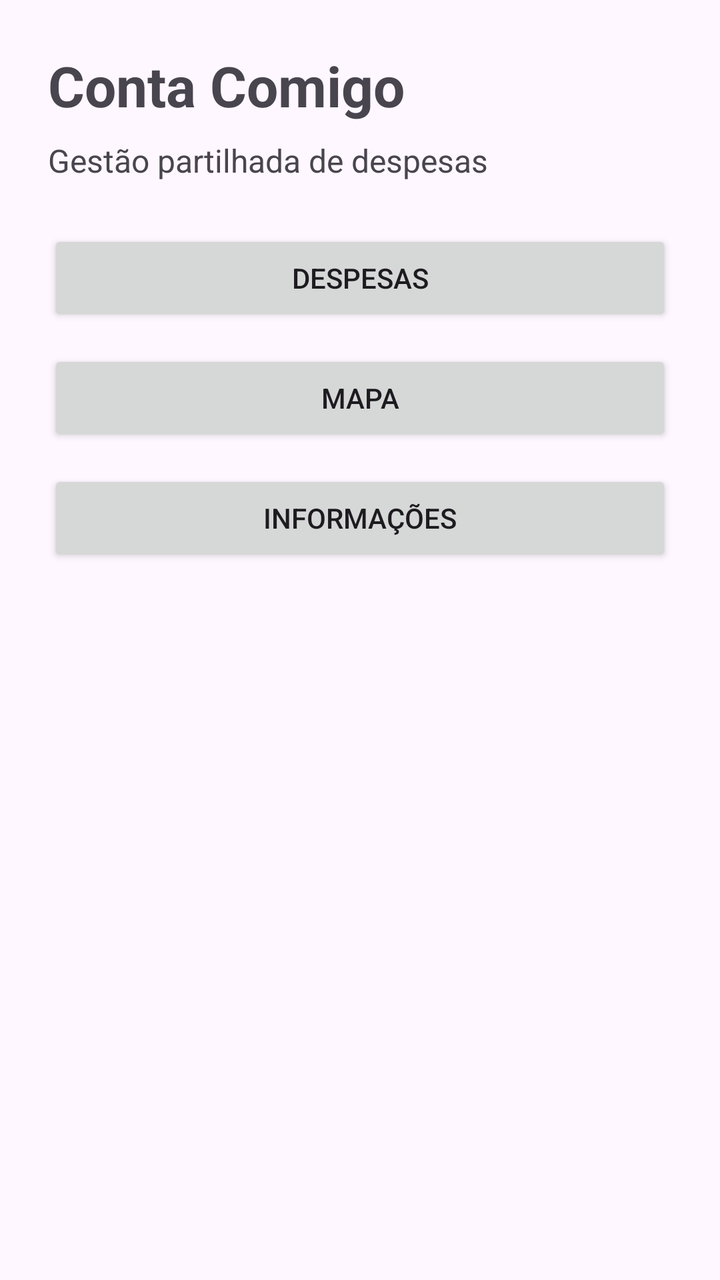
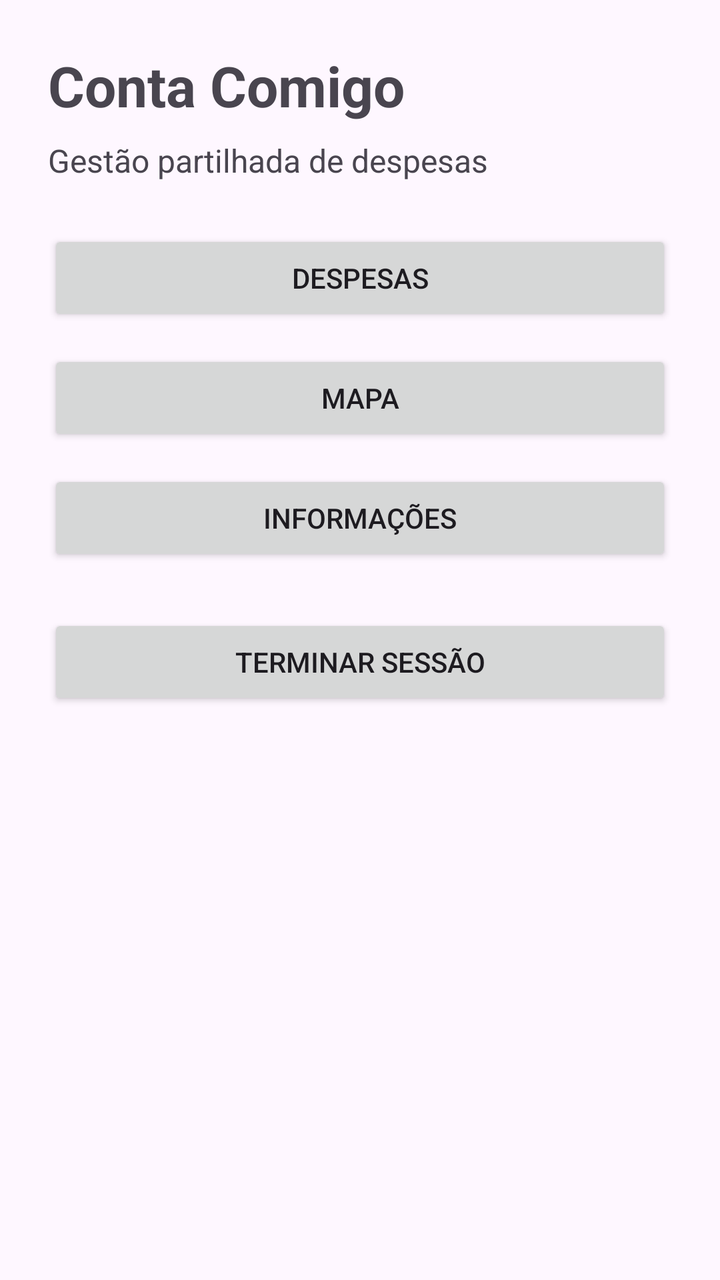

Two renders of the same Android screen: before a commit and after it. Below are the layout's source before the change and the commit's diff.
<!-- AndroidManifest.xml: application theme Theme.ContaComigo -->
<!-- res/layout/activity_main.xml -->
<?xml version="1.0" encoding="utf-8"?>
<androidx.constraintlayout.widget.ConstraintLayout
    xmlns:android="http://schemas.android.com/apk/res/android"
    xmlns:app="http://schemas.android.com/apk/res-auto"
    android:id="@+id/main"
    android:layout_width="match_parent"
    android:layout_height="match_parent"
    android:padding="24dp">

    <TextView
        android:id="@+id/tvTitle"
        android:layout_width="0dp"
        android:layout_height="wrap_content"
        android:text="@string/home_title"
        android:textSize="28sp"
        android:textStyle="bold"
        app:layout_constraintBottom_toTopOf="@id/tvSubtitle"
        app:layout_constraintEnd_toEndOf="parent"
        app:layout_constraintStart_toStartOf="parent"
        app:layout_constraintTop_toTopOf="parent" />

    <TextView
        android:id="@+id/tvSubtitle"
        android:layout_width="0dp"
        android:layout_height="wrap_content"
        android:layout_marginTop="8dp"
        android:text="@string/home_subtitle"
        android:textSize="16sp"
        app:layout_constraintEnd_toEndOf="parent"
        app:layout_constraintStart_toStartOf="parent"
        app:layout_constraintTop_toBottomOf="@id/tvTitle" />

    <Button
        android:id="@+id/btnExpenses"
        android:layout_width="0dp"
        android:layout_height="wrap_content"
        android:layout_marginTop="24dp"
        android:text="@string/home_btn_expenses"
        app:layout_constraintEnd_toEndOf="parent"
        app:layout_constraintStart_toStartOf="parent"
        app:layout_constraintTop_toBottomOf="@id/tvSubtitle" />

    <Button
        android:id="@+id/btnMap"
        android:layout_width="0dp"
        android:layout_height="wrap_content"
        android:layout_marginTop="12dp"
        android:text="@string/home_btn_map"
        app:layout_constraintEnd_toEndOf="parent"
        app:layout_constraintStart_toStartOf="parent"
        app:layout_constraintTop_toBottomOf="@id/btnExpenses" />

    <Button
        android:id="@+id/btnInfo"
        android:layout_width="0dp"
        android:layout_height="wrap_content"
        android:layout_marginTop="12dp"
        android:text="@string/home_btn_info"
        app:layout_constraintEnd_toEndOf="parent"
        app:layout_constraintStart_toStartOf="parent"
        app:layout_constraintTop_toBottomOf="@id/btnMap" />

</androidx.constraintlayout.widget.ConstraintLayout>
<!-- resources referenced by this layout -->
<resources>
  <string name="home_btn_expenses">Despesas</string>
  <string name="home_btn_info">Informações</string>
  <string name="home_btn_map">Mapa</string>
  <string name="home_subtitle">Gestão partilhada de despesas</string>
  <string name="home_title">Conta Comigo</string>
  <style name="Theme.ContaComigo" parent="Base.Theme.ContaComigo" />
  <style name="Base.Theme.ContaComigo" parent="Theme.Material3.DayNight.NoActionBar">
          
          
      </style>
</resources>

<!-- the commit's change to res/layout/activity_main.xml (unified diff, before → after) -->
@@ -14,7 +14,6 @@
         android:text="@string/home_title"
         android:textSize="28sp"
         android:textStyle="bold"
-        app:layout_constraintBottom_toTopOf="@id/tvSubtitle"
         app:layout_constraintEnd_toEndOf="parent"
         app:layout_constraintStart_toStartOf="parent"
         app:layout_constraintTop_toTopOf="parent" />
@@ -60,4 +59,14 @@
         app:layout_constraintStart_toStartOf="parent"
         app:layout_constraintTop_toBottomOf="@id/btnMap" />
 
+    <Button
+        android:id="@+id/btnLogout"
+        android:layout_width="0dp"
+        android:layout_height="wrap_content"
+        android:layout_marginTop="24dp"
+        android:text="Terminar sessão"
+        app:layout_constraintEnd_toEndOf="parent"
+        app:layout_constraintStart_toStartOf="parent"
+        app:layout_constraintTop_toBottomOf="@id/btnInfo" />
+
 </androidx.constraintlayout.widget.ConstraintLayout>
